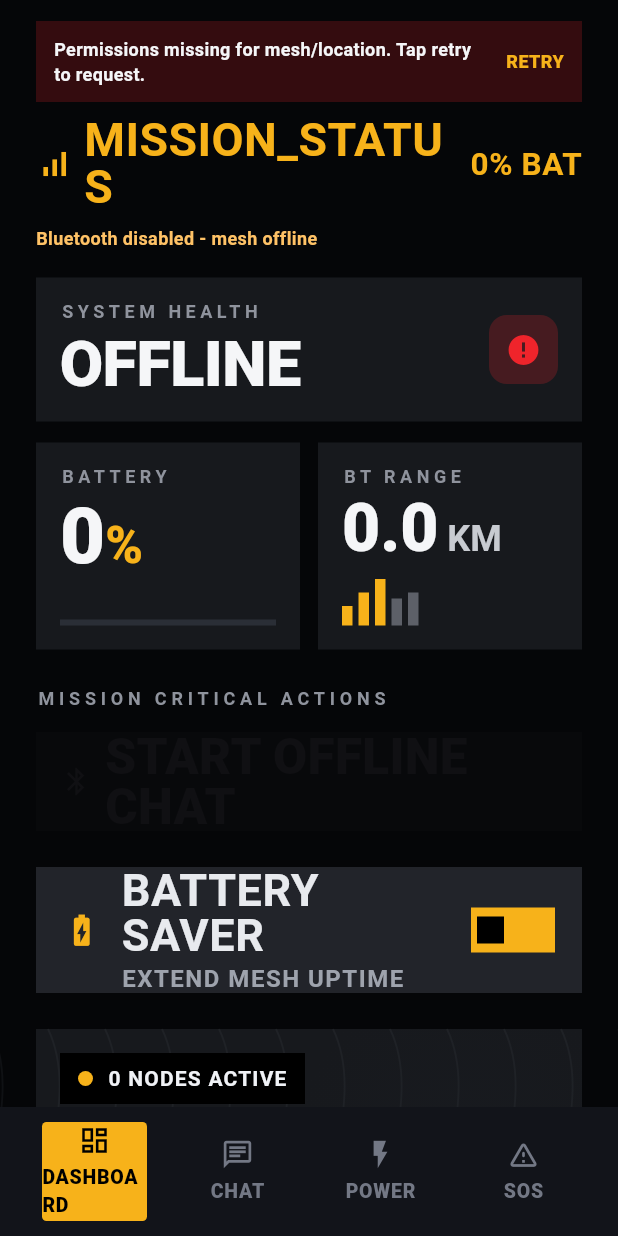
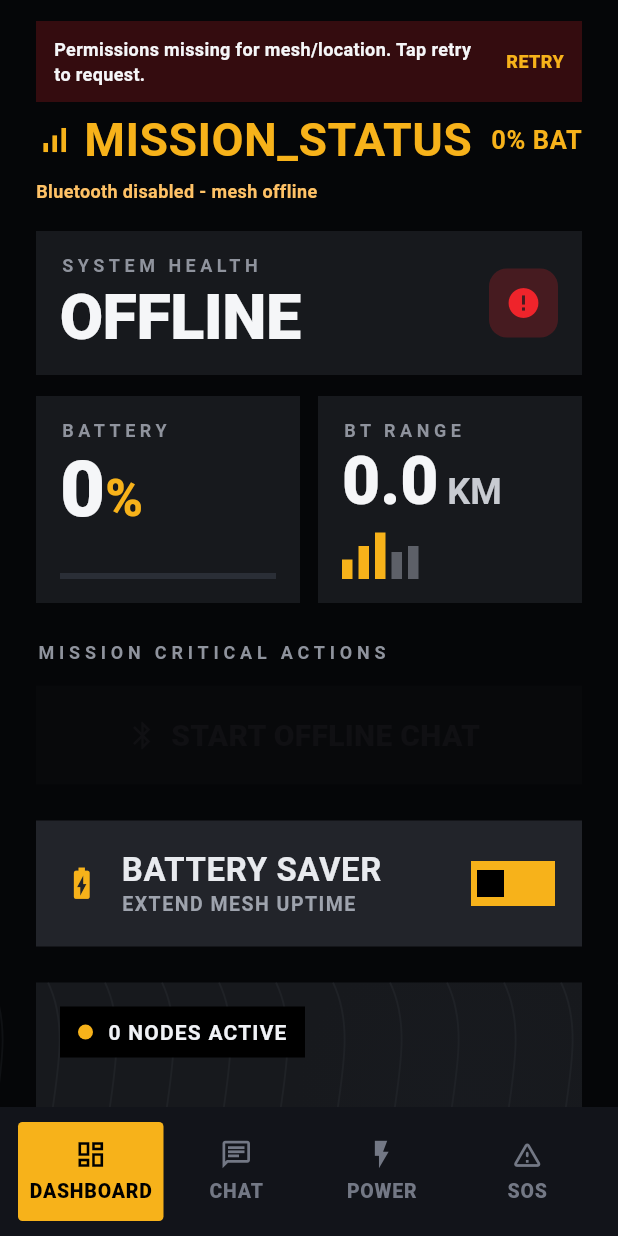
Before and after one commit to BalaurulBondoc771/aplicatiePOLI, a Flutter app: the screen it shows after launch, on a phone screen of 412 x 824 dp. Run offline on Flutter 3.47's test engine with Material 3 defaults, Android fonts, the phone set to English and light mode, and no system bars.

Commit message:
Refactor responsive mobile layouts and fix chat overflow

```diff
--- a/lib/dashboard.dart
+++ b/lib/dashboard.dart
@@ -291,11 +291,13 @@ class _DashboardPageState extends State<DashboardPage> {
             '${state.batteryPercent}% BAT',
             style: TextStyle(
               color: DashboardPage.amber,
-            fontSize: 21,
+              fontSize: 17,
               fontWeight: FontWeight.w700,
               letterSpacing: 0.4,
               height: 1,
             ),
+            maxLines: 1,
+            overflow: TextOverflow.ellipsis,
         ),
       ],
     );
@@ -533,11 +535,13 @@ class _DashboardPageState extends State<DashboardPage> {
         label: const Text(
           'START OFFLINE CHAT',
           style: TextStyle(
-            fontSize: 33,
+            fontSize: 20,
             fontWeight: FontWeight.w800,
             letterSpacing: 0.2,
             height: 1,
           ),
+          maxLines: 1,
+          overflow: TextOverflow.ellipsis,
         ),
       ),
     );
@@ -564,10 +568,12 @@ class _DashboardPageState extends State<DashboardPage> {
                     style: TextStyle(
                       color: Color(0xFFE8EAEE),
                       fontWeight: FontWeight.w700,
-                      fontSize: 30,
+                      fontSize: 22,
                       letterSpacing: 0.4,
                       height: 1,
                     ),
+                    maxLines: 1,
+                    overflow: TextOverflow.ellipsis,
                   ),
                   SizedBox(height: 6),
                   Text(
@@ -575,10 +581,12 @@ class _DashboardPageState extends State<DashboardPage> {
                     style: TextStyle(
                       color: Color(0xFF9EA3AD),
                       fontWeight: FontWeight.w600,
-                      fontSize: 16,
+                      fontSize: 13,
                       letterSpacing: 1,
                       height: 1,
                     ),
+                    maxLines: 1,
+                    overflow: TextOverflow.ellipsis,
                   ),
                 ],
               ),
@@ -698,11 +706,13 @@ class _DashboardPageState extends State<DashboardPage> {
         label: const Text(
           'ACTIVATE SOS BEACON',
           style: TextStyle(
-            fontSize: 36,
+            fontSize: 20,
             fontWeight: FontWeight.w800,
             letterSpacing: 1.1,
             height: 1,
           ),
+          maxLines: 1,
+          overflow: TextOverflow.ellipsis,
         ),
       ),
     );
@@ -778,22 +788,26 @@ class _DashboardPageState extends State<DashboardPage> {
                   name,
                   style: const TextStyle(
                     color: Color(0xFFF3F5F8),
-                    fontSize: 31,
+                    fontSize: 18,
                     letterSpacing: 0.2,
                     fontWeight: FontWeight.w800,
                     height: 1,
                   ),
+                  maxLines: 1,
+                  overflow: TextOverflow.ellipsis,
                 ),
                 const SizedBox(height: 5),
                 Text(
                   status,
                   style: TextStyle(
                     color: color,
-                    fontSize: 17,
+                    fontSize: 13,
                     fontWeight: FontWeight.w700,
                     letterSpacing: 0.4,
                     height: 1,
                   ),
+                  maxLines: 1,
+                  overflow: TextOverflow.ellipsis,
                 ),
               ],
             ),
@@ -844,12 +858,13 @@ class _DashboardPageState extends State<DashboardPage> {
     return Container(
       height: 86,
       color: const Color(0xFF12141A),
-      padding: const EdgeInsets.fromLTRB(28, 10, 28, 10),
+      padding: const EdgeInsets.fromLTRB(12, 10, 12, 10),
       child: Row(
         mainAxisAlignment: MainAxisAlignment.spaceBetween,
         children: [
-          const _NavItem(icon: Icons.dashboard_outlined, label: 'DASHBOARD', active: true),
-          _NavItem(
+          const Expanded(child: _NavItem(icon: Icons.dashboard_outlined, label: 'DASHBOARD', active: true)),
+          Expanded(
+            child: _NavItem(
               icon: Icons.chat_outlined,
               label: 'CHAT',
               active: false,
@@ -857,7 +872,9 @@ class _DashboardPageState extends State<DashboardPage> {
                 Navigator.of(context).pushReplacementNamed(AppRoutes.chat);
               },
             ),
-          _NavItem(
+          ),
+          Expanded(
+            child: _NavItem(
               icon: Icons.flash_on_outlined,
               label: 'POWER',
               active: false,
@@ -865,13 +882,16 @@ class _DashboardPageState extends State<DashboardPage> {
                 Navigator.of(context).pushReplacementNamed(AppRoutes.power);
               },
             ),
-          _NavItem(
+          ),
+          Expanded(
+            child: _NavItem(
               icon: Icons.warning_amber_rounded,
               label: 'SOS',
               active: false,
               onTap: () {
                 Navigator.of(context).pushReplacementNamed(AppRoutes.sos);
               },
+            ),
           ),
         ],
       ),
```
Also changed, not shown: lib/chat.dart (+96 -47 lines), lib/power.dart (+40 -16 lines), lib/sos.dart (+48 -20 lines). Lines whose indentation alone changed are shown as unchanged.
